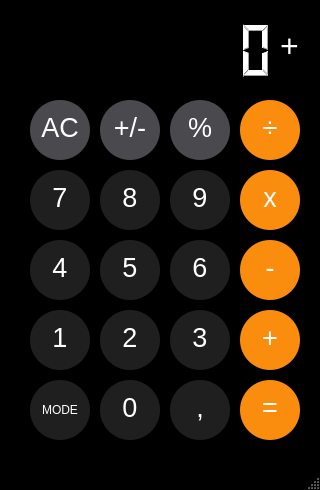
jackon274/PO, file Kalkulator_QT/mainwindow.ui: the form before one commit.
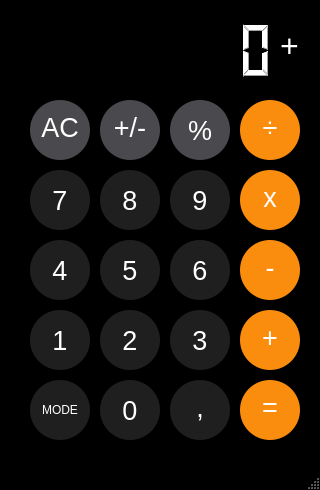
The form after the commit. Icons and pictures are not drawn.

Commit message: Add nice font, fix UI

Diff of the .ui file:
```diff
--- a/Kalkulator_QT/mainwindow.ui
+++ b/Kalkulator_QT/mainwindow.ui
@@ -123,7 +123,6 @@
 color: rgb(255, 255, 255);
 font:20pt;
 border-radius: 30px;
-padding-top: -5px;
 }
 
 QPushButton:hover {
@@ -261,7 +260,6 @@
 color: rgb(255, 255, 255);
 font:20pt;
 border-radius: 30px;
-padding-top: -5px;
 }
 
 QPushButton:hover {
@@ -364,7 +362,6 @@
 color: rgb(255, 255, 255);
 font:20pt;
 border-radius: 30px;
-padding-top: -5px;
 }
 
 QPushButton:hover {
@@ -473,7 +470,6 @@
 color: rgb(255, 255, 255);
 font:20pt;
 border-radius: 30px;
-padding-top: -5px;
 }
 
 QPushButton:hover {
@@ -506,7 +502,6 @@
 color: rgb(255, 255, 255);
 font:20pt;
 border-radius: 30px;
-padding-top: -5px;
 }
 
 QPushButton:hover {
@@ -579,7 +574,6 @@
 color: rgb(255, 255, 255);
 font:20pt;
 border-radius: 30px;
-padding-top: -5px;
 }
 
 QPushButton:hover {
@@ -612,7 +606,6 @@
 color: rgb(255, 255, 255);
 font:20pt;
 border-radius: 30px;
-padding-top: -5px;
 }
 
 QPushButton:hover {
@@ -645,7 +638,6 @@
 color: rgb(255, 255, 255);
 font:20pt;
 border-radius: 30px;
-padding-top: -5px;
 }
 
 QPushButton:hover {
@@ -678,7 +670,6 @@
 color: rgb(255, 255, 255);
 font:20pt;
 border-radius: 30px;
-padding-top: -5px;
 }
 
 QPushButton:hover {
@@ -711,7 +702,6 @@
 color: rgb(255, 255, 255);
 font:20pt;
 border-radius: 30px;
-padding-top: -5px;
 }
 
 QPushButton:hover {
@@ -744,7 +734,6 @@
 color: rgb(255, 255, 255);
 font:20pt;
 border-radius: 30px;
-padding-top: -5px;
 }
 
 QPushButton:hover {
```
The commit also changes 1 other file.
